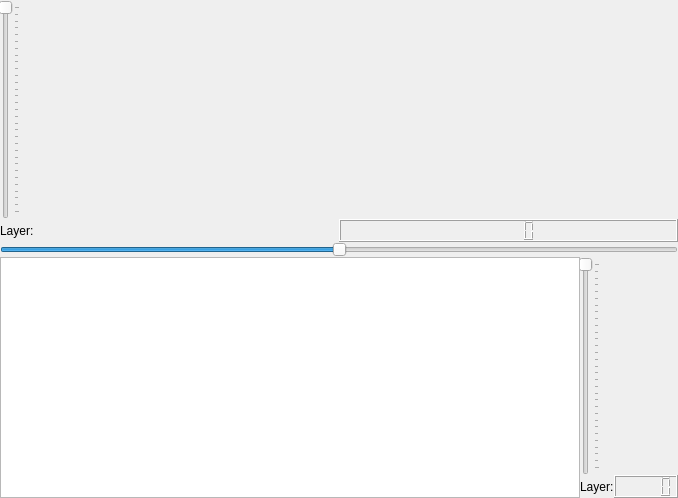
Old version of the form screen.ui in the repository tps12/hey-grid.
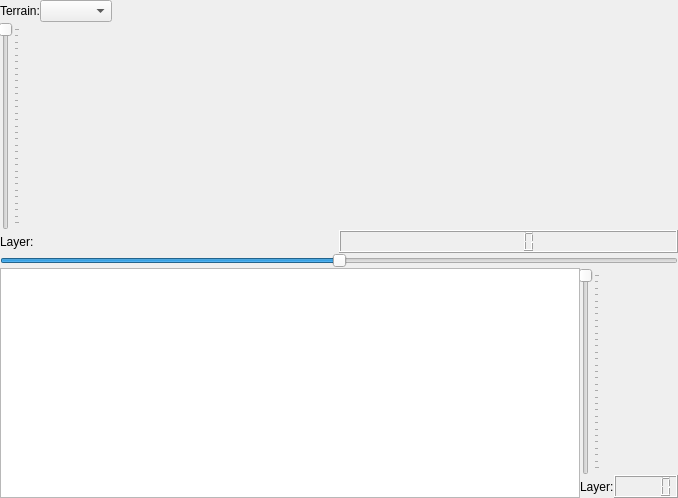
New version of the form.

Commit message: Add gray color provider

The edit to the form file:
```diff
--- a/screen.ui
+++ b/screen.ui
@@ -26,6 +26,52 @@
    <property name="margin">
     <number>0</number>
    </property>
+   <item>
+    <layout class="QGridLayout" name="gridLayout_4" columnstretch="0,0,0,1">
+     <property name="topMargin">
+      <number>0</number>
+     </property>
+     <property name="rightMargin">
+      <number>0</number>
+     </property>
+     <item row="0" column="1">
+      <widget class="QLabel" name="label_3">
+       <property name="sizePolicy">
+        <sizepolicy hsizetype="Minimum" vsizetype="Preferred">
+         <horstretch>0</horstretch>
+         <verstretch>0</verstretch>
+        </sizepolicy>
+       </property>
+       <property name="text">
+        <string>Terrain:</string>
+       </property>
+      </widget>
+     </item>
+     <item row="0" column="2">
+      <widget class="QComboBox" name="colors">
+       <property name="sizePolicy">
+        <sizepolicy hsizetype="Minimum" vsizetype="Fixed">
+         <horstretch>0</horstretch>
+         <verstretch>0</verstretch>
+        </sizepolicy>
+       </property>
+      </widget>
+     </item>
+     <item row="0" column="3">
+      <spacer name="horizontalSpacer">
+       <property name="orientation">
+        <enum>Qt::Horizontal</enum>
+       </property>
+       <property name="sizeHint" stdset="0">
+        <size>
+         <width>40</width>
+         <height>20</height>
+        </size>
+       </property>
+      </spacer>
+     </item>
+    </layout>
+   </item>
    <item>
     <layout class="QGridLayout" name="gridLayout_2" rowstretch="1,0,1,0,0">
      <property name="topMargin">
```
The commit also changes 4 other files.
